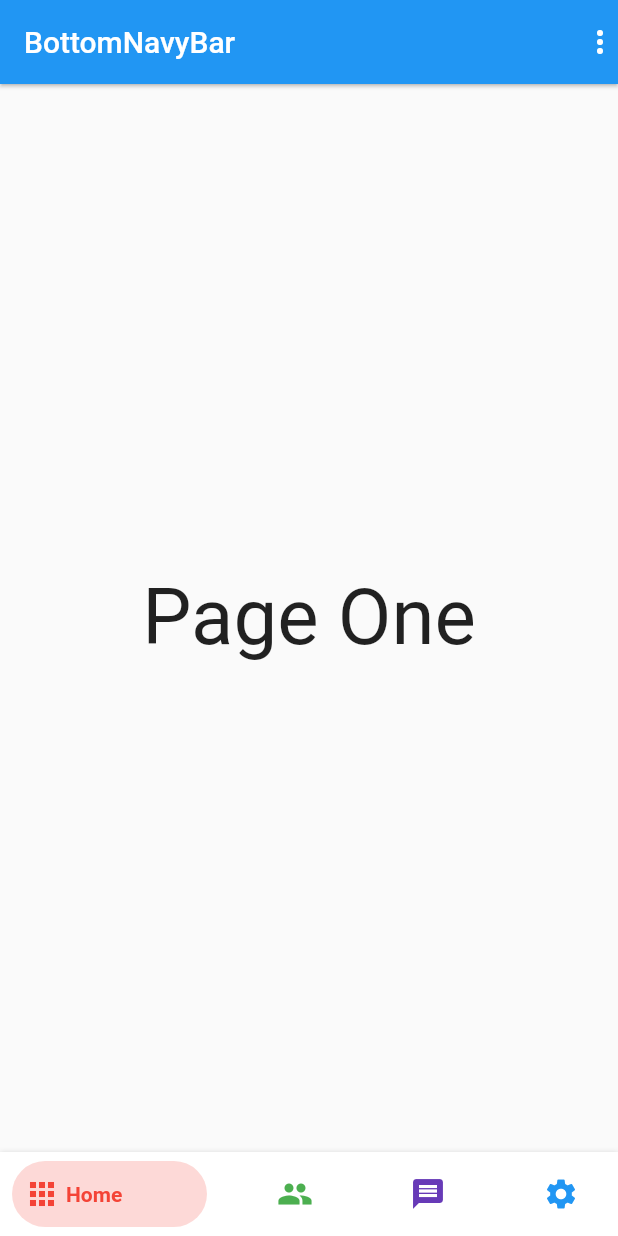
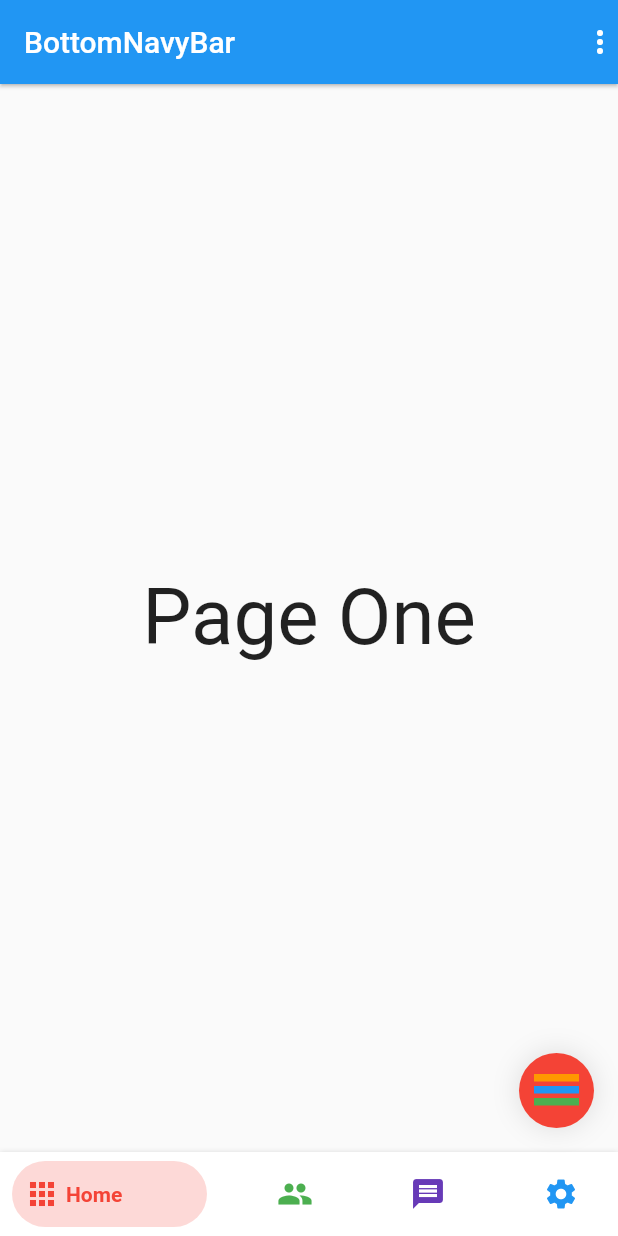
Before and after one commit to pedromassango/my_flutter_challenges, a Flutter app: the HomePage screen opened directly, on a phone screen of 412 x 824 dp. Run offline on Flutter 3.47's test engine with Material 2 defaults, Android fonts, the phone set to English and light mode, and no system bars; drawn by our look-alikes of bottom_navy_bar.

Commit message:
small experiment

```diff
--- a/lib/bottom_nav_bar.dart
+++ b/lib/bottom_nav_bar.dart
@@ -68,7 +68,17 @@ class HomePageState extends State<HomePage>
           ),
         ],
       ),
-
+      floatingActionButton: GestureDetector(
+        onTap: (){
+          Navigator.push(context,
+          MaterialPageRoute(
+            fullscreenDialog: true,
+            builder: (c)=> GDialog()
+          )
+          );
+        },
+          child: GMenu(),
+      ),
       bottomNavigationBar: BottomNavyBar(
         onItemSelected: (index) => setState(() {
             _index = index;
@@ -101,3 +111,117 @@ class HomePageState extends State<HomePage>
     );
   }
 }
+
+class GMenu extends StatefulWidget {
+  @override
+  _GMenuState createState() => _GMenuState();
+}
+class _GMenuState extends State<GMenu> {
+  @override
+  Widget build(BuildContext context) {
+    return Container(
+      width: 50,
+      height: 50,
+      decoration: BoxDecoration(
+          color: Colors.red,
+          borderRadius: BorderRadius.all(Radius.circular(50)),
+        boxShadow: [
+          BoxShadow(
+            color: Colors.black12,
+            blurRadius: 15
+          )
+        ]
+      ),
+      child: Padding(
+          padding: EdgeInsets.symmetric(vertical: 14, horizontal: 10),
+        child: Column(
+          children: <Widget>[
+            Hero(
+              tag: '1',
+              child: Container(
+                color: Colors.orange,
+                width: double.maxFinite,
+                height: 5,
+              ),
+            ),
+            Hero(
+              tag: '2',
+              child: Container(
+                margin: EdgeInsets.only(top: 3, bottom: 3),
+                color: Colors.blue,
+                width: double.maxFinite,
+                height: 5,
+              ),
+            ),
+            Hero(
+              tag: '3',
+              child: Container(
+                color: Colors.green,
+                width: double.maxFinite,
+                height: 5,
+              ),
+            ),
+          ],
+        ),
+      ),
+    );
+  }
+}
+
+class GDialog extends StatefulWidget {
+  @override
+  _GDialogState createState() => _GDialogState();
+}
+
+class _GDialogState extends State<GDialog> {
+  @override
+  Widget build(BuildContext context) {
+    return Scaffold(
+      backgroundColor: Colors.white,
+      body: Center(
+        child: Container(
+          height: 200,
+          width: 300,
+          child: Column(
+            children: <Widget>[
+              Hero(
+                tag: '1',
+                child: Container(
+                  color: Colors.orange,
+                  width: double.maxFinite,
+                  height: 50,
+                  child: Center(
+                    child: Text("Settings"),
+                  ),
+                ),
+              ),
+              Hero(
+                tag: '2',
+                child: Container(
+                  margin: EdgeInsets.only(top: 20, bottom: 20),
+                  color: Colors.blue,
+                  width: double.maxFinite,
+                  height: 50,
+                  child: Center(
+                    child: Text("Messages"),
+                  ),
+                ),
+              ),
+              Hero(
+                tag: '3',
+                child: Container(
+                  color: Colors.green,
+                  width: double.maxFinite,
+                  height: 50,
+                  child: Center(
+                    child: Text("New Post"),
+                  ),
+                ),
+              ),
+            ],
+          ),
+        ),
+      ),
+    );
+  }
+}
```
